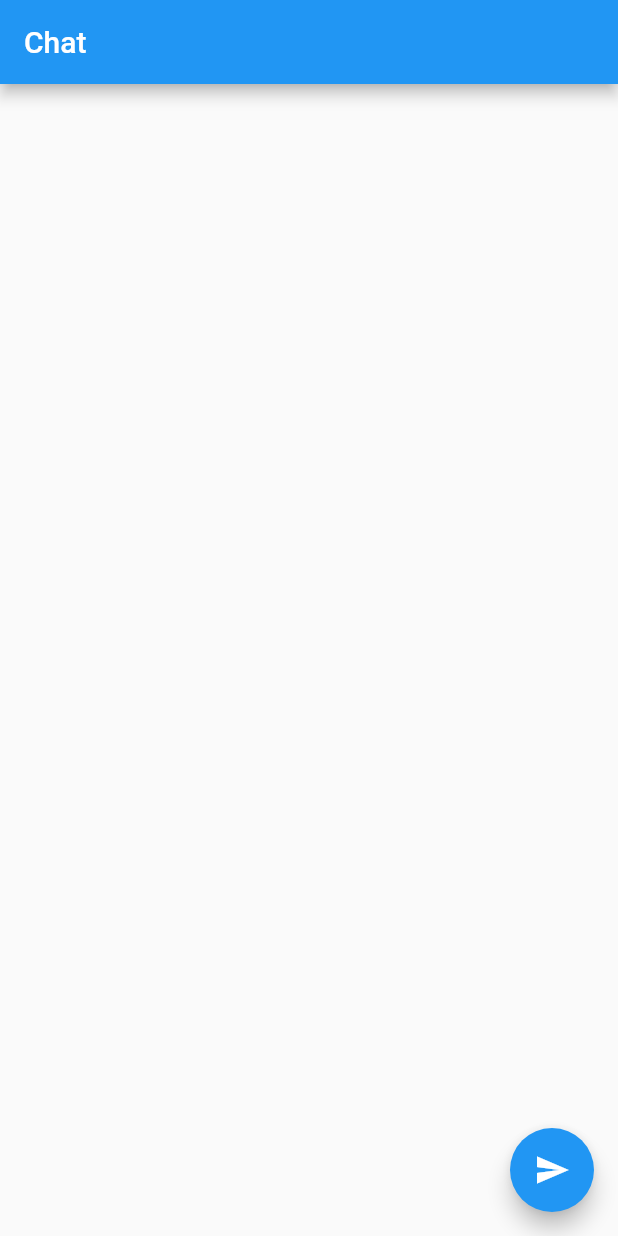
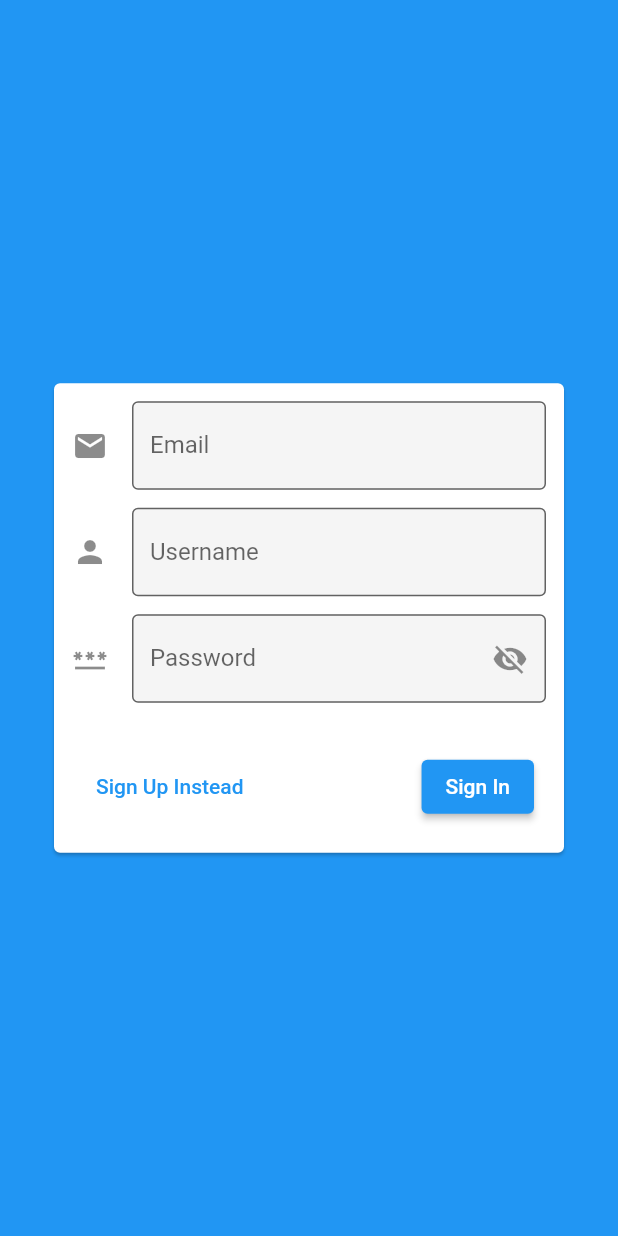
Before and after one commit to daviditco4/chat-app, a Flutter app: the screen it shows after launch, on a phone screen of 412 x 824 dp. Run offline on Flutter 3.47's test engine with Material 2 defaults, Android fonts, the light colour scheme and no system bars; our stand-ins replace cloud_firestore; accounts and stored records are empty.

Commit message:
Add auth page without logic

```diff
--- a/lib/main.dart
+++ b/lib/main.dart
@@ -1,12 +1,12 @@
 import 'package:flutter/material.dart';
 
-import 'pages/chat_page.dart';
+import 'pages/auth_page.dart';
 
 void main() => runApp(MyApp());
 
 class MyApp extends StatelessWidget {
   @override
   Widget build(BuildContext context) {
-    return MaterialApp(title: 'Chat App', home: ChatPage());
+    return MaterialApp(title: 'Chat App', home: AuthPage());
   }
 }
--- /dev/null
+++ b/lib/pages/auth_page.dart
@@ -0,0 +1,21 @@
+import 'package:flutter/material.dart';
+
+import '../widgets/auth/auth_form.dart';
+
+class AuthPage extends StatelessWidget {
+  @override
+  Widget build(BuildContext context) {
+    return Scaffold(
+      backgroundColor: Theme.of(context).primaryColor,
+      body: Center(
+        child: Card(
+          margin: const EdgeInsets.all(36.0),
+          child: Padding(
+            padding: const EdgeInsets.all(12.0),
+            child: AuthForm(),
+          ),
+        ),
+      ),
+    );
+  }
+}
--- /dev/null
+++ b/lib/widgets/auth/auth_form.dart
@@ -0,0 +1,73 @@
+import 'package:flutter/material.dart';
+
+import 'password_form_field.dart';
+
+class AuthForm extends StatefulWidget {
+  @override
+  _AuthFormState createState() => _AuthFormState();
+}
+
+class _AuthFormState extends State<AuthForm> {
+  @override
+  Widget build(BuildContext context) {
+    final thm = Theme.of(context);
+    final textInputErrorBorder = OutlineInputBorder(
+      borderSide: BorderSide(color: thm.errorColor),
+    );
+    const verticalSpace = SizedBox(height: 12.0);
+
+    return Form(
+      child: SingleChildScrollView(
+        child: Column(
+          mainAxisSize: MainAxisSize.min,
+          children: [
+            TextFormField(
+              keyboardType: TextInputType.emailAddress,
+              textInputAction: TextInputAction.next,
+              decoration: InputDecoration(
+                icon: const Icon(Icons.email),
+                border: const OutlineInputBorder(),
+                errorBorder: textInputErrorBorder,
+                filled: true,
+                labelText: 'Email',
+              ),
+            ),
+            verticalSpace,
+            TextFormField(
+              textInputAction: TextInputAction.next,
+              decoration: InputDecoration(
+                icon: const Icon(Icons.person),
+                border: const OutlineInputBorder(),
+                errorBorder: textInputErrorBorder,
+                filled: true,
+                labelText: 'Username',
+              ),
+            ),
+            verticalSpace,
+            PasswordFormField(),
+            const SizedBox(height: 24.0),
+            ButtonBar(
+              alignment: MainAxisAlignment.spaceBetween,
+              children: [
+                TextButton(
+                  child: const Text('Sign Up Instead'),
+                  onPressed: () {},
+                  style: ButtonStyle(
+                    foregroundColor: MaterialStateProperty.all(thm.accentColor),
+                  ),
+                ),
+                ElevatedButton(
+                  child: const Text('Sign In'),
+                  onPressed: () {},
+                  style: ButtonStyle(
+                    backgroundColor: MaterialStateProperty.all(thm.accentColor),
+                  ),
+                ),
+              ],
+            ),
+          ],
+        ),
+      ),
+    );
+  }
+}
--- /dev/null
+++ b/lib/widgets/auth/password_form_field.dart
@@ -0,0 +1,34 @@
+import 'package:flutter/material.dart';
+
+class PasswordFormField extends StatefulWidget {
+  @override
+  _PasswordFormFieldState createState() => _PasswordFormFieldState();
+}
+
+class _PasswordFormFieldState extends State<PasswordFormField> {
+  var _obscureText = true;
+
+  @override
+  Widget build(BuildContext context) {
+    final errClr = Theme.of(context).errorColor;
+
+    return TextFormField(
+      obscureText: _obscureText,
+      keyboardType: TextInputType.visiblePassword,
+      textInputAction: TextInputAction.done,
+      onEditingComplete: () {},
+      decoration: InputDecoration(
+        icon: const Icon(Icons.password),
+        border: const OutlineInputBorder(),
+        errorBorder: OutlineInputBorder(borderSide: BorderSide(color: errClr)),
+        filled: true,
+        labelText: 'Password',
+        suffixIcon: InkWell(
+          onTap: () => setState(() => _obscureText = !_obscureText),
+          customBorder: const CircleBorder(),
+          child: Icon(_obscureText ? Icons.visibility_off : Icons.visibility),
+        ),
+      ),
+    );
+  }
+}
```
